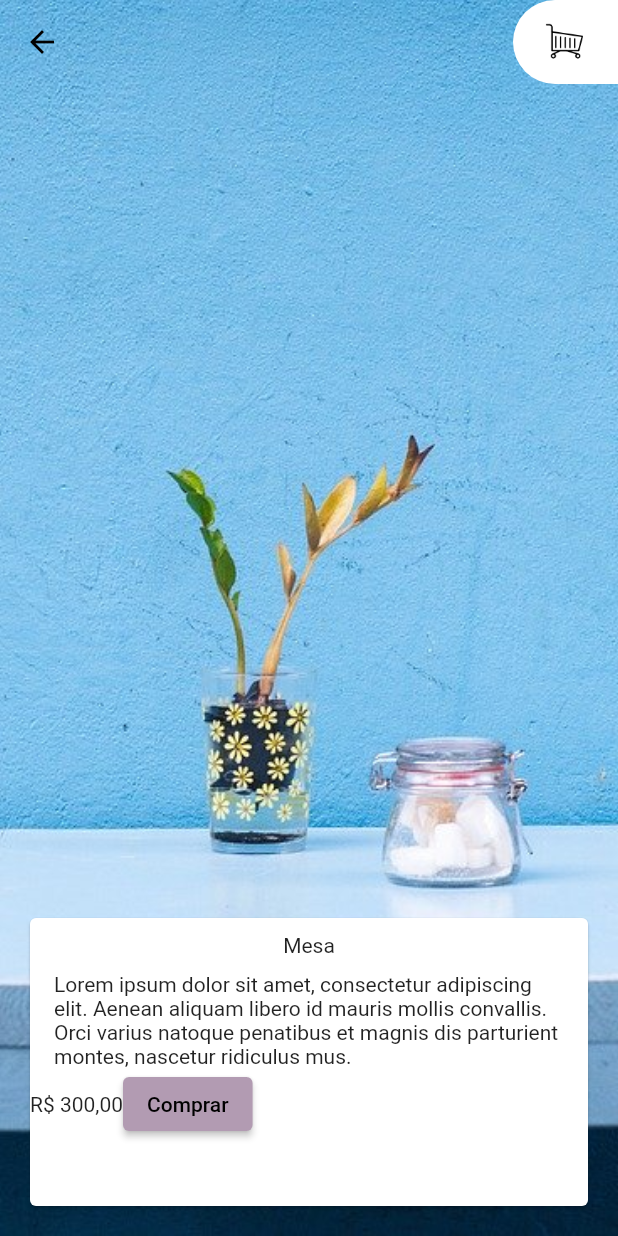
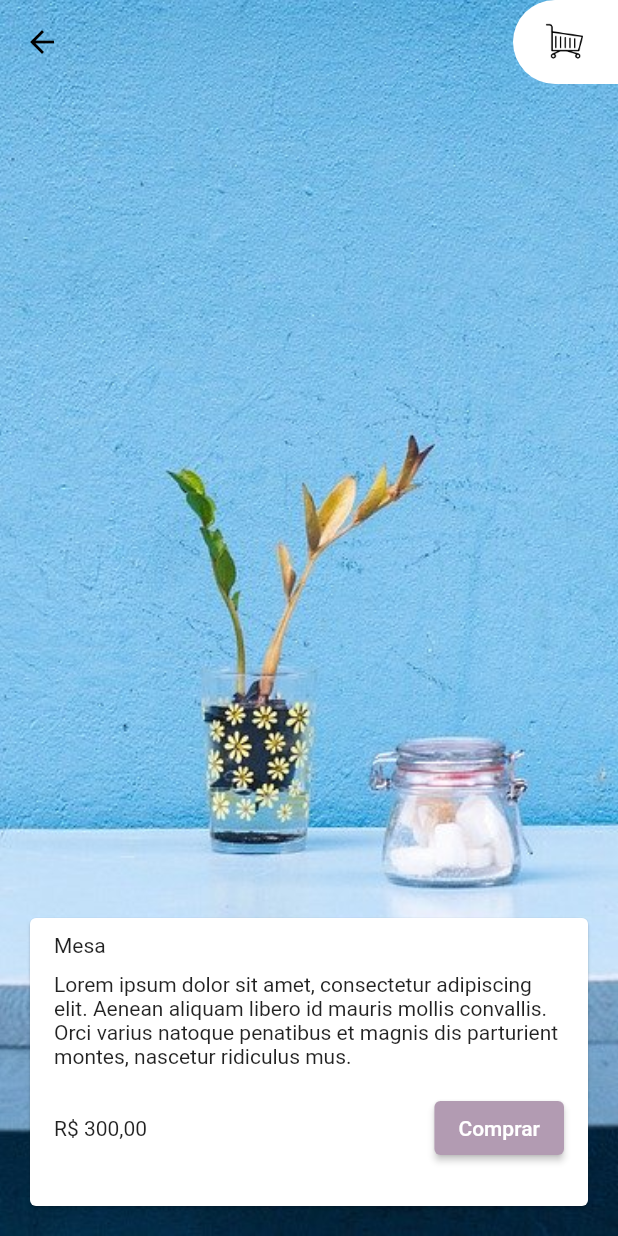
Before and after one commit to 3dsonneto/lojinha-alura, a Flutter app: the screen it shows after launch, after a tap on "Mesa", on a phone screen of 412 x 824 dp. Run offline on Flutter 3.47's test engine with Material 2 defaults, Android fonts, the phone set to English and light mode, and no system bars.

Commit message:
Estilizando texto da página de detalhes

```diff
--- a/lib/widgets/card_detalhes.dart
+++ b/lib/widgets/card_detalhes.dart
@@ -13,19 +13,29 @@ class CardDetalhes extends StatelessWidget {
   Widget build(BuildContext context) {
     return Card(
         child: Column(
+      crossAxisAlignment: CrossAxisAlignment.start,
       children: [
         TextDetalhes(texto: movel.titulo),
         TextDetalhes(texto: movel.descricao),
-        Row(
+        Container(
+          margin: EdgeInsets.only(left: 16, right: 16, top: 16, bottom: 8),
+          child: Row(
+            mainAxisAlignment: MainAxisAlignment.spaceBetween,
             children: [
               Text(formatacaoReais.format(movel.preco)),
               ElevatedButton(
                 style: ElevatedButton.styleFrom(
                     primary: Theme.of(context).primaryColor),
                 onPressed: () {},
-              child: Text("Comprar"),
+                child: Text(
+                  "Comprar",
+                  style: TextStyle(
+                    color: Colors.white,
+                  ),
+                ),
               ),
             ],
+          ),
         )
       ],
     ));
```
Also changed, not shown: pubspec.yaml (+5 -11 lines). Lines whose indentation alone changed are shown as unchanged.
